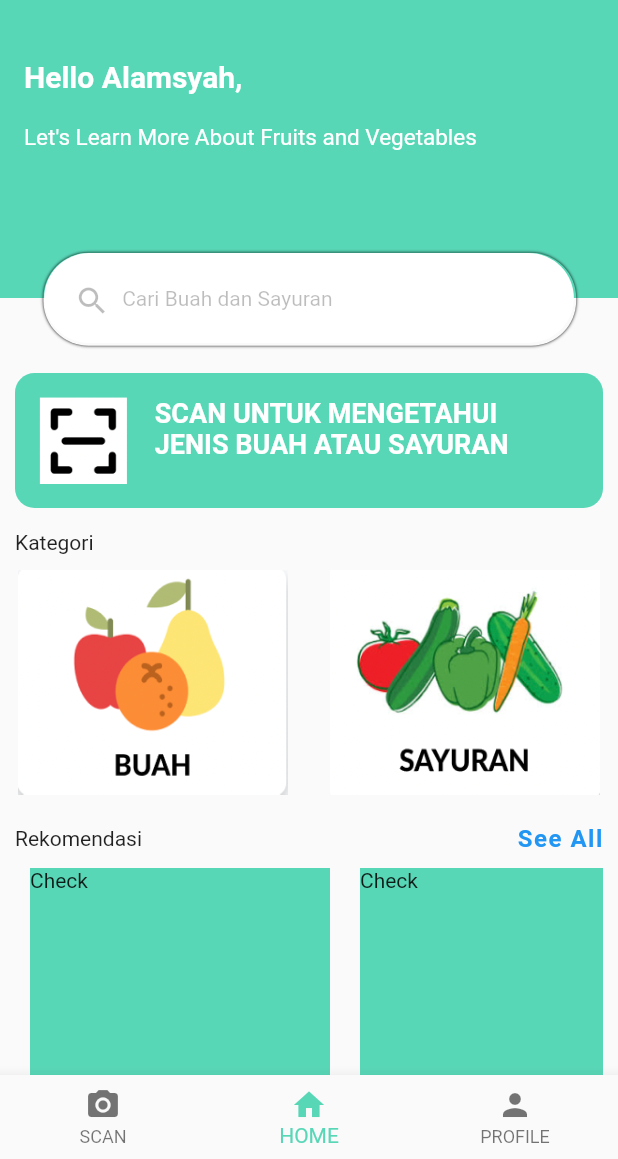
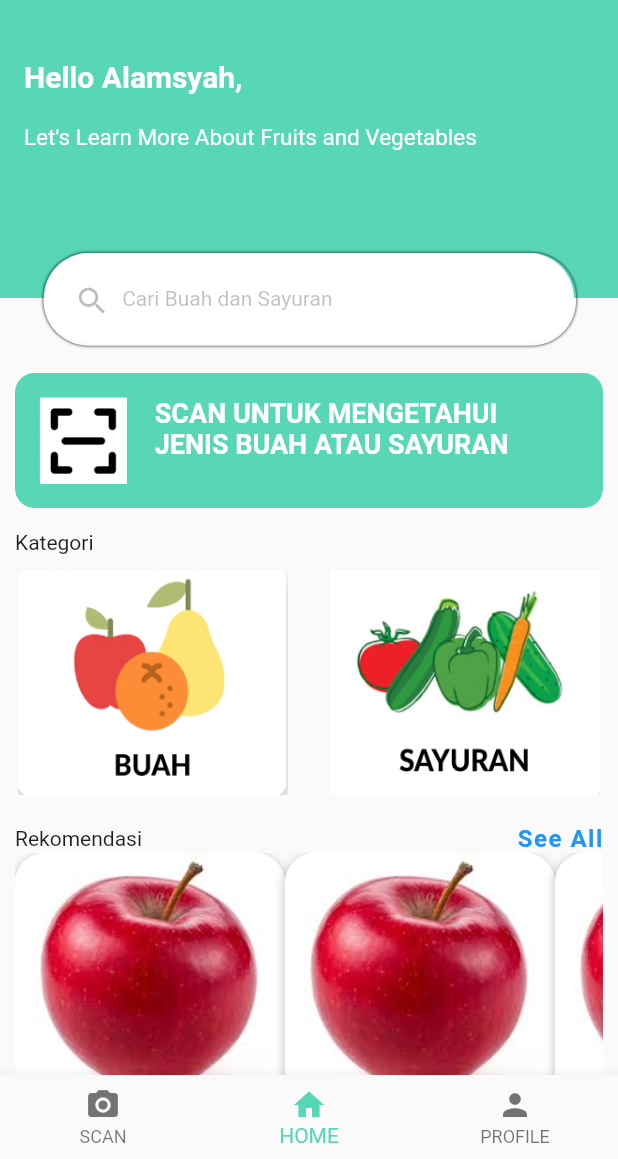
Before and after one commit to Madd-G/nutria_old, a Flutter app: the screen it shows after launch, on a phone screen of 412 x 824 dp, the part 77-1236 px from its top. Run offline on Flutter 3.47's test engine with Material 2 defaults, Android fonts, the light colour scheme and no system bars; our stand-ins replace dropdown_search, get.

Commit message:
implement recommendations_model

```diff
--- a/lib/components/recommendation_carousel.dart
+++ b/lib/components/recommendation_carousel.dart
@@ -32,23 +32,67 @@ class RecommendationCarousel extends StatelessWidget {
           ),
         ],
       ),
-      SizedBox(
+      Container(
           height: 200.0,
           child: ListView.builder(
               scrollDirection: Axis.horizontal,
               itemCount: recommendations.length,
               itemBuilder: (BuildContext context, int index) {
-                // Recommendation recommendation = recommendations[index];
+                Recommendation recommendation = recommendations[index];
                 return GestureDetector(
-                  onTap: () => Navigator.push(context,
-                      MaterialPageRoute(builder: (_) => const FruitDetailScreen())),
-                  child: Container(
-                      margin: const EdgeInsets.all(10.0),
-                      width: 200,
-                      height: 150,
-                      color: Theme.of(context).colorScheme.primary,
-                      child: const Text('Check')),
-                );
+                    onTap: () => Navigator.push(
+                          context,
+                          MaterialPageRoute(
+                            builder: (_) => const FruitDetailScreen(),
+                          ),
+                        ),
+                    child: Container(
+                      decoration: BoxDecoration(
+                        color: Colors.white,
+                        borderRadius: BorderRadius.circular(20.0),
+                        boxShadow: const [
+                          BoxShadow(
+                            color: Colors.black26,
+                            offset: Offset(0.0, 2.0),
+                            blurRadius: 6.0,
+                          ),
+                        ],
+                      ),
+                      child: Stack(
+                        children: <Widget>[
+                          Hero(
+                            tag: recommendation.imageUrl,
+                            child: ClipRRect(
+                              borderRadius: BorderRadius.circular(20.0),
+                              child: Image(
+                                height: 180.0,
+                                width: 180.0,
+                                image: AssetImage(recommendation.imageUrl),
+                                fit: BoxFit.cover,
+                              ),
+                            ),
+                          ),
+                          Positioned(
+                            left: 10.0,
+                            bottom: 10.0,
+                            child: Column(
+                              crossAxisAlignment: CrossAxisAlignment.start,
+                              children: <Widget>[
+                                Text(
+                                  recommendation.title,
+                                  style: const TextStyle(
+                                    color: Colors.white,
+                                    fontSize: 24.0,
+                                    fontWeight: FontWeight.w600,
+                                    letterSpacing: 1.2,
+                                  ),
+                                ),
+                              ],
+                            ),
+                          ),
+                        ],
+                      ),
+                    ));
               }))
     ]);
   }
```
